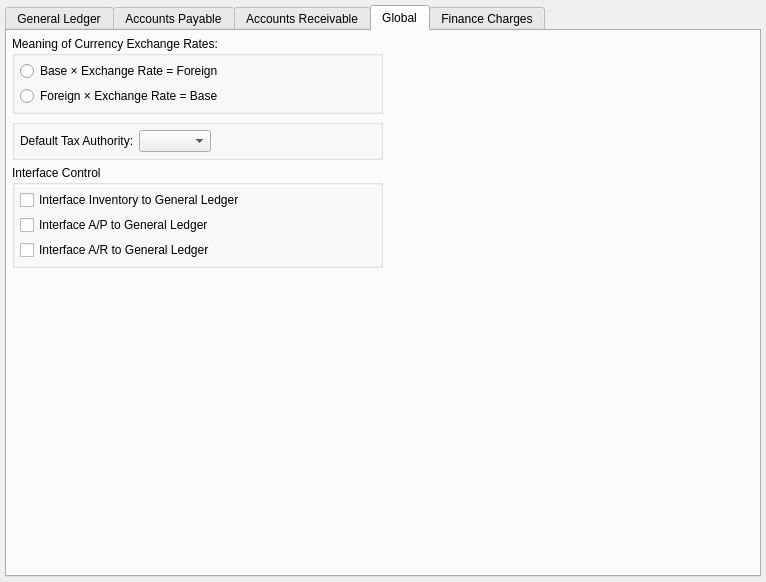
The window that guiclient/configureGL.ui (Pegasus-RPG/xtuple-client) describes before a commit, drawn with Qt 5.
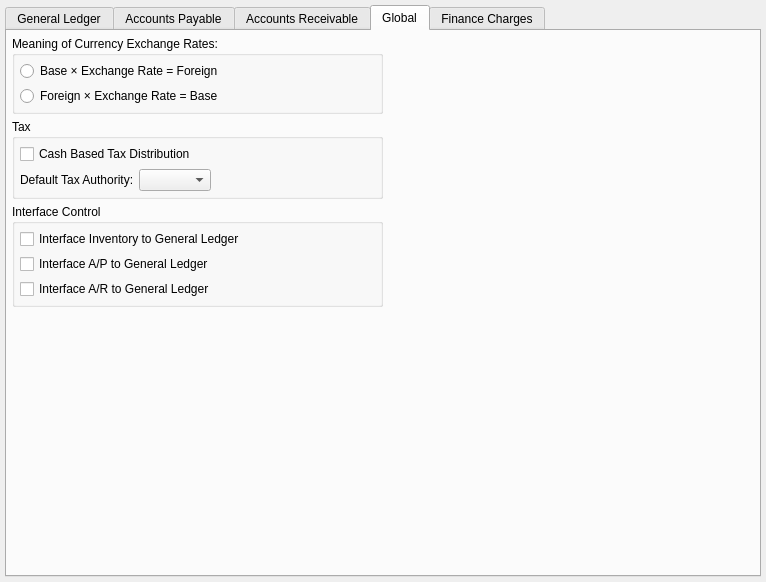
The same window after the commit. The open tabs and pages were chosen to show the change. Custom widgets are drawn as their Qt base class.

What changed in the file:
```diff
--- a/guiclient/configureGL.ui
+++ b/guiclient/configureGL.ui
@@ -1337,10 +1337,10 @@
            <item>
             <widget class="QGroupBox" name="_taxGroup">
              <property name="title">
-              <string/>
+              <string>Tax</string>
              </property>
              <layout class="QGridLayout" name="gridLayout_11">
-              <item row="0" column="0">
+              <item row="1" column="0">
                <layout class="QHBoxLayout">
                 <item>
                  <widget class="QLabel" name="_taxauthLit">
@@ -1383,6 +1383,13 @@
                 </item>
                </layout>
               </item>
+              <item row="0" column="0">
+               <widget class="QCheckBox" name="_cashBasedTax">
+                <property name="text">
+                 <string>Cash Based Tax Distribution</string>
+                </property>
+               </widget>
+              </item>
              </layout>
             </widget>
            </item>
```
